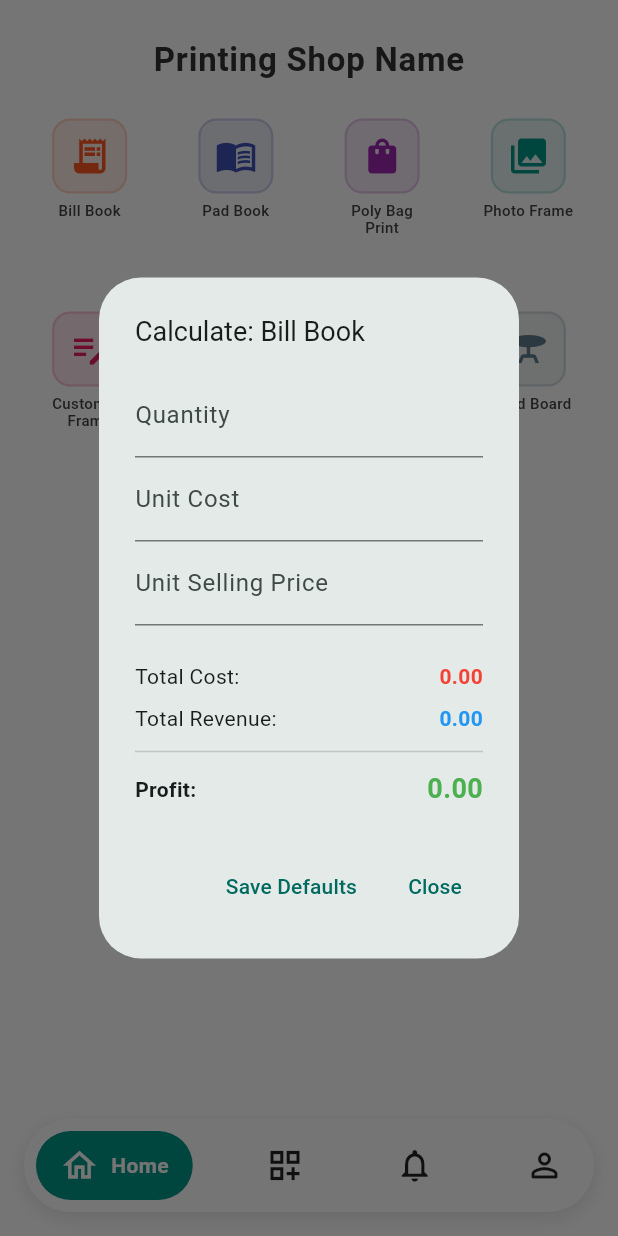
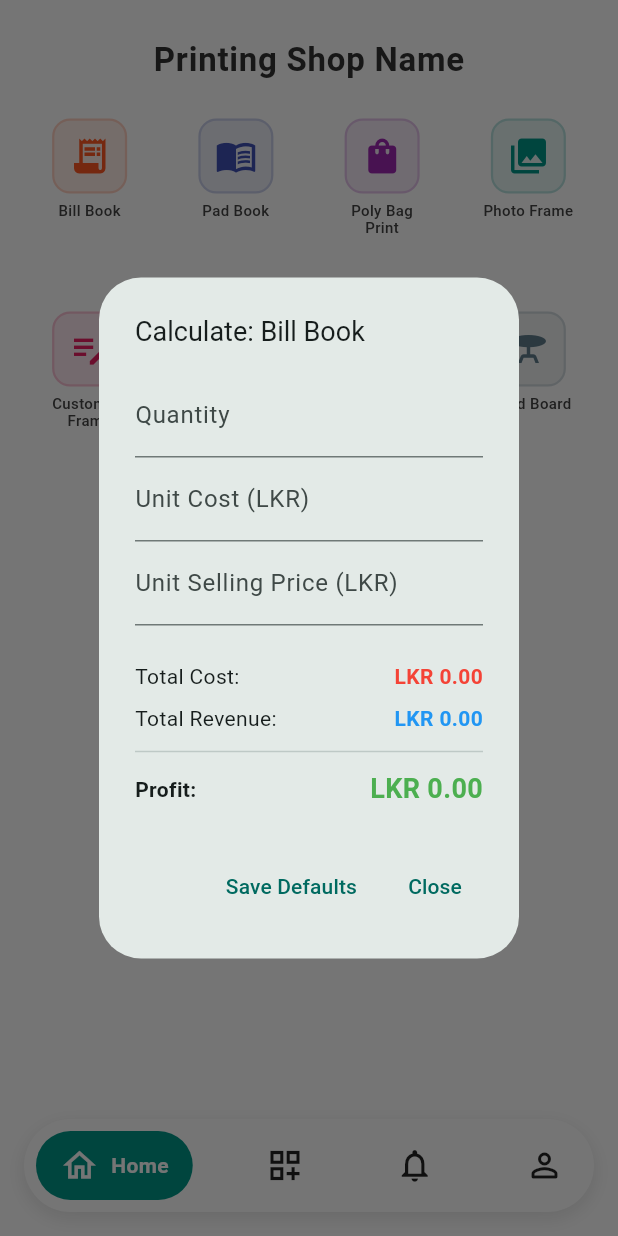
Before and after one commit to sanjeewa97/Inkup, a Flutter app: the screen it shows after launch, after a tap on "Bill Book", on a phone screen of 412 x 824 dp. Run offline on Flutter 3.47's test engine with Material 3 defaults, Android fonts, the phone set to English and light mode, and no system bars.

Commit message:
Implement LKR currency formatting for calculator

```diff
--- a/lib/home_screen.dart
+++ b/lib/home_screen.dart
@@ -263,13 +263,13 @@ class _CalculatorDialogState extends State<CalculatorDialog> {
             TextField(
               controller: _costController,
               keyboardType: TextInputType.number,
-              decoration: const InputDecoration(labelText: 'Unit Cost'),
+              decoration: const InputDecoration(labelText: 'Unit Cost (LKR)'),
               onChanged: (_) => _calculate(),
             ),
             TextField(
               controller: _priceController,
               keyboardType: TextInputType.number,
-              decoration: const InputDecoration(labelText: 'Unit Selling Price'),
+              decoration: const InputDecoration(labelText: 'Unit Selling Price (LKR)'),
               onChanged: (_) => _calculate(),
             ),
             const SizedBox(height: 20),
@@ -301,7 +301,7 @@ class _CalculatorDialogState extends State<CalculatorDialog> {
         children: [
           Text(label, style: TextStyle(fontWeight: isBold ? FontWeight.bold : FontWeight.normal)),
           Text(
-            value.toStringAsFixed(2),
+            'LKR ${value.toStringAsFixed(2)}',
             style: TextStyle(
               color: color,
               fontWeight: FontWeight.bold,
```
